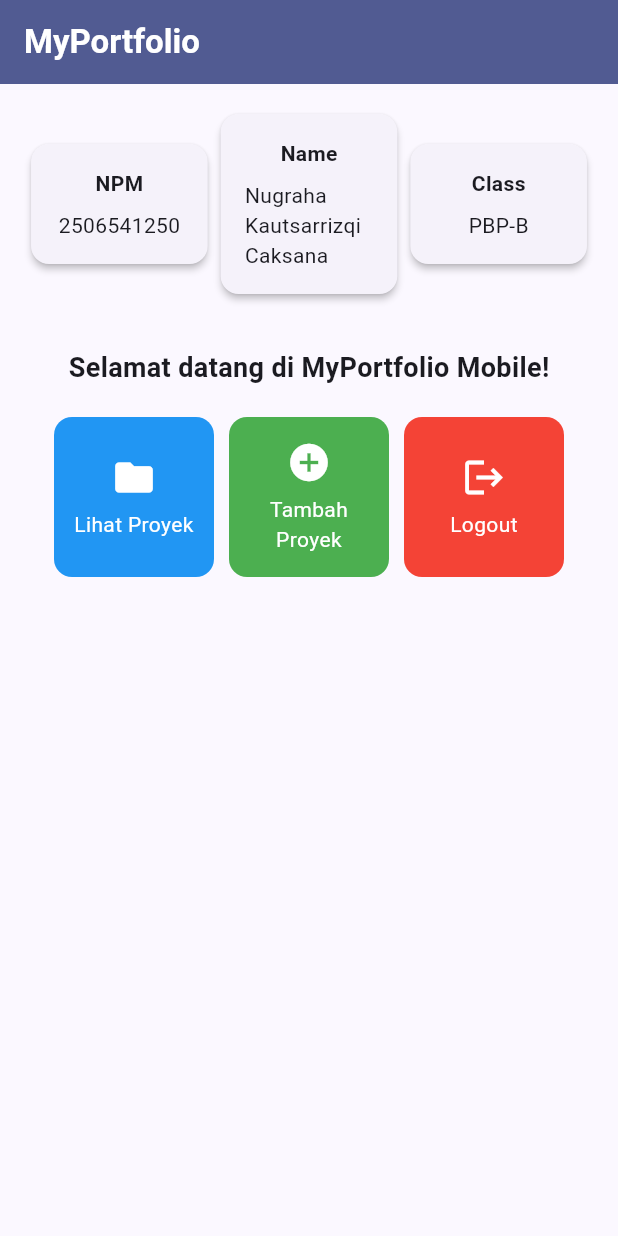
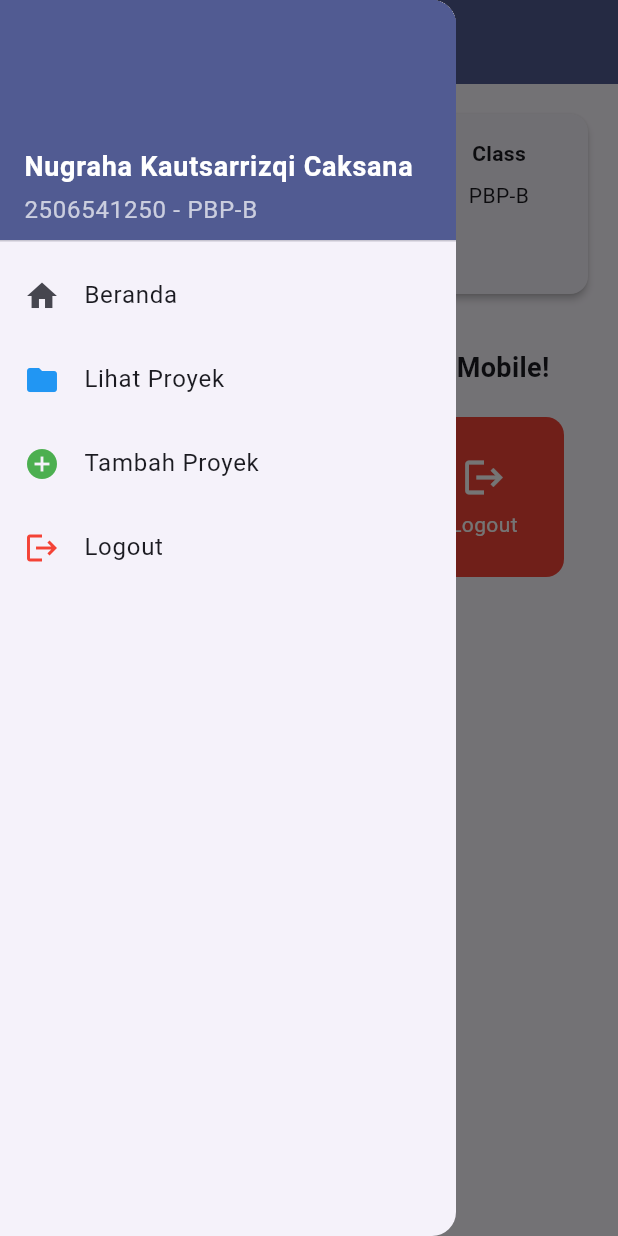
Before and after one commit to LVNAx/myPortfolio_mobile, a Flutter app: the screen it shows after launch, with the side drawer open (before the commit the screen has no drawer), on a phone screen of 412 x 824 dp. Run offline on Flutter 3.47's test engine with Material 3 defaults, Android fonts, the phone set to English and light mode, and no system bars.

Commit message:
feat: Menambahkan navigasi antar halaman, Drawer, dan merapikan layout halaman utama

```diff
--- a/lib/menu.dart
+++ b/lib/menu.dart
@@ -1,13 +1,32 @@
 import 'package:flutter/material.dart';
+import 'package:myportofolio_mobile/project_page.dart';
 
 // Model data sederhana untuk merepresentasikan satu tombol menu.
-// Warna disimpan di model sehingga ItemCard tidak perlu percabangan if-else.
+// Warna dan halaman tujuan disimpan di model sehingga ItemCard tidak perlu
+// percabangan if-else.
 class ItemHomepage {
   final String name;
   final IconData icon;
   final Color color;
 
-  ItemHomepage(this.name, this.icon, this.color);
+  // Halaman tujuan (opsional). Kalau kosong, tombol hanya menampilkan SnackBar.
+  final WidgetBuilder? page;
+
+  ItemHomepage(this.name, this.icon, this.color, {this.page});
+
+  // Menampilkan SnackBar, lalu membuka halaman tujuan bila ada.
+  void open(BuildContext context) {
+    ScaffoldMessenger.of(context)
+      ..hideCurrentSnackBar()
+      ..showSnackBar(
+        SnackBar(content: Text("Kamu telah menekan tombol $name!")),
+      );
+
+    final destination = page;
+    if (destination != null) {
+      Navigator.of(context).push(MaterialPageRoute(builder: destination));
+    }
+  }
 }
 
 class MyHomePage extends StatelessWidget {
@@ -18,47 +37,117 @@ class MyHomePage extends StatelessWidget {
   final String kelas = "PBP-B";
 
   final List<ItemHomepage> items = [
-    ItemHomepage("Lihat Proyek", Icons.folder, Colors.blue),
-    ItemHomepage("Tambah Proyek", Icons.add_circle, Colors.green),
+    ItemHomepage(
+      "Lihat Proyek",
+      Icons.folder,
+      Colors.blue,
+      page: (context) => const ProjectListPage(),
+    ),
+    ItemHomepage(
+      "Tambah Proyek",
+      Icons.add_circle,
+      Colors.green,
+      page: (context) => const AddProjectPage(),
+    ),
     ItemHomepage("Logout", Icons.logout, Colors.red),
   ];
 
   @override
   Widget build(BuildContext context) {
+    final colorScheme = Theme.of(context).colorScheme;
+
     // Scaffold menyediakan struktur visual dasar halaman (AppBar, Body, SnackBar).
     return Scaffold(
       // AppBar menampilkan bar bagian atas halaman aplikasi.
       appBar: AppBar(
         title: const Text(
           'MyPortfolio',
-          style: TextStyle(color: Colors.white, fontWeight: FontWeight.bold),
+          style: TextStyle(fontWeight: FontWeight.bold),
         ),
-        backgroundColor: Theme.of(context).colorScheme.primary,
+        backgroundColor: colorScheme.primary,
+        // foregroundColor juga mewarnai ikon menu (hamburger) pada AppBar.
+        foregroundColor: Colors.white,
       ),
-      // Body halaman utama dengan padding di sekelilingnya.
-      // SingleChildScrollView mencegah "BOTTOM OVERFLOWED" di layar lebar/pendek.
+      // Drawer: menu samping untuk berpindah halaman.
+      drawer: Drawer(
+        child: ListView(
+          children: [
+            DrawerHeader(
+              decoration: BoxDecoration(color: colorScheme.primary),
+              child: Column(
+                crossAxisAlignment: CrossAxisAlignment.start,
+                mainAxisAlignment: MainAxisAlignment.end,
+                children: [
+                  Text(
+                    nama,
+                    style: const TextStyle(
+                      color: Colors.white,
+                      fontWeight: FontWeight.bold,
+                      fontSize: 18.0,
+                    ),
+                  ),
+                  const SizedBox(height: 4.0),
+                  Text(
+                    '$npm - $kelas',
+                    style: const TextStyle(color: Colors.white70),
+                  ),
+                ],
+              ),
+            ),
+            ListTile(
+              leading: const Icon(Icons.home),
+              title: const Text('Beranda'),
+              // Menutup drawer; pengguna tetap di halaman utama.
+              onTap: () => Navigator.pop(context),
+            ),
+            // Daftar menu drawer memakai data items yang sama dengan ItemCard.
+            ...items.map((ItemHomepage item) {
+              return ListTile(
+                leading: Icon(item.icon, color: item.color),
+                title: Text(item.name),
+                onTap: () {
+                  Navigator.pop(context);
+                  item.open(context);
+                },
+              );
+            }),
+          ],
+        ),
+      ),
+      // SingleChildScrollView mencegah "BOTTOM OVERFLOWED" di layar pendek.
       body: SingleChildScrollView(
+        // Center + ConstrainedBox membatasi lebar konten agar kartu tidak
+        // melebar berlebihan di layar lebar (misalnya Chrome).
+        child: Center(
+          child: ConstrainedBox(
+            constraints: const BoxConstraints(maxWidth: 800),
             child: Padding(
               padding: const EdgeInsets.all(16.0),
               child: Column(
                 crossAxisAlignment: CrossAxisAlignment.center,
                 children: [
-              // Baris horizontal untuk menampilkan 3 InfoCard secara sejajar.
-              Row(
-                mainAxisAlignment: MainAxisAlignment.spaceEvenly,
+                  // IntrinsicHeight membuat tinggi ketiga InfoCard sama,
+                  // walaupun panjang teks (misalnya nama) berbeda-beda.
+                  IntrinsicHeight(
+                    child: Row(
+                      crossAxisAlignment: CrossAxisAlignment.stretch,
                       children: [
-                  InfoCard(title: 'NPM', content: npm),
-                  InfoCard(title: 'Name', content: nama),
-                  InfoCard(title: 'Class', content: kelas),
+                        Expanded(
+                          child: InfoCard(title: 'NPM', content: npm),
+                        ),
+                        Expanded(
+                          child: InfoCard(title: 'Name', content: nama),
+                        ),
+                        Expanded(
+                          child: InfoCard(title: 'Class', content: kelas),
+                        ),
                       ],
+                    ),
                   ),
 
                   const SizedBox(height: 16.0),
 
                   // Bagian tengah: pesan sambutan dan kisi tombol menu portofolio.
-              Center(
-                child: Column(
-                  children: [
                   const Padding(
                     padding: EdgeInsets.only(top: 16.0),
                     child: Text(
@@ -88,7 +177,6 @@ class MyHomePage extends StatelessWidget {
                 ],
               ),
             ),
-            ],
           ),
         ),
       ),
@@ -108,16 +196,15 @@ class InfoCard extends StatelessWidget {
     return Card(
       // Memberikan efek bayangan kartu elevasi 2 unit.
       elevation: 2.0,
-      child: Container(
-        // Menyesuaikan lebar kartu dengan proporsi layar (dibagi 3.5).
-        width: MediaQuery.of(context).size.width / 3.5,
+      // Lebar kartu ditentukan oleh Expanded di induknya (dibagi rata).
+      child: Padding(
         padding: const EdgeInsets.all(16.0),
         // Menyusun teks title dan content secara vertikal.
         child: Column(
           children: [
             Text(title, style: const TextStyle(fontWeight: FontWeight.bold)),
             const SizedBox(height: 8.0),
-            Text(content),
+            Text(content, textAlign: TextAlign.center),
           ],
         ),
       ),
@@ -137,17 +224,8 @@ class ItemCard extends StatelessWidget {
       color: item.color,
       borderRadius: BorderRadius.circular(12),
       child: InkWell(
-        // Aksi ketika kartu ditekan oleh pengguna.
-        onTap: () {
-          // Menampilkan SnackBar dengan pesan interaktif.
-          ScaffoldMessenger.of(context)
-            ..hideCurrentSnackBar()
-            ..showSnackBar(
-              SnackBar(
-                content: Text("Kamu telah menekan tombol ${item.name}!"),
-              ),
-            );
-        },
+        // Aksi ketika kartu ditekan: SnackBar, lalu pindah halaman bila ada.
+        onTap: () => item.open(context),
         child: Container(
           padding: const EdgeInsets.all(8),
           child: Center(
```
Also changed, not shown: lib/project_page.dart (added, +123 -0 lines), 1 other file. Lines whose indentation alone changed are shown as unchanged.
